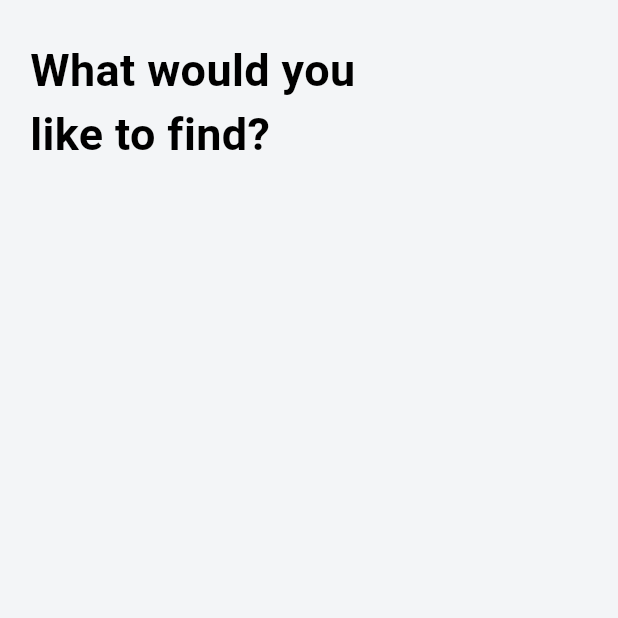
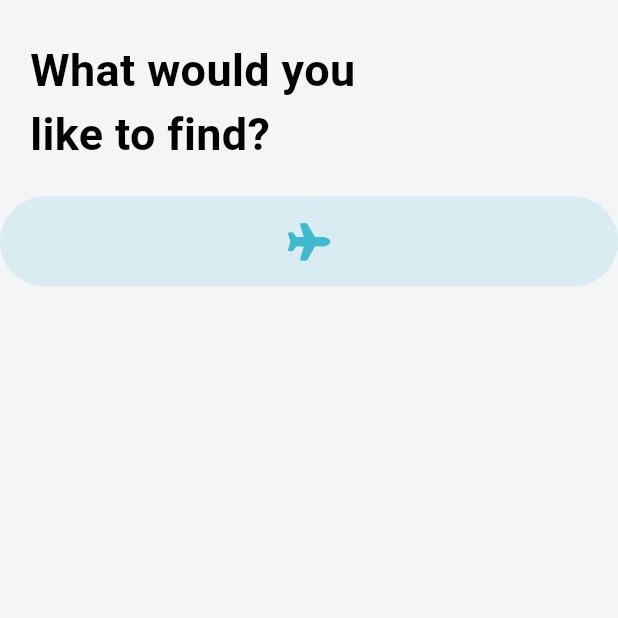
Before and after one commit to rocknrome/Flutter-Travel-App, a Flutter app: the screen it shows after launch, on a phone screen of 412 x 824 dp, the top half of it. Run offline on Flutter 3.47's test engine with Material 3 defaults, Android fonts, the phone set to English and light mode, and no system bars; our stand-ins replace font_awesome_flutter.

Commit message:
4-started UI icons/resolved private types issues

```diff
--- a/lib/screens/home_screen.dart
+++ b/lib/screens/home_screen.dart
@@ -1,7 +1,8 @@
 import 'package:flutter/material.dart';
+import 'package:font_awesome_flutter/font_awesome_flutter.dart';
 
 class HomeScreen extends StatefulWidget {
-  const HomeScreen({super.key});
+  const HomeScreen({Key? key}) : super(key: key); // Corrected for null safety
 
   @override
   // ignore: library_private_types_in_public_api
@@ -9,19 +10,50 @@ class HomeScreen extends StatefulWidget {
 }
 
 class _HomeScreenState extends State<HomeScreen> {
+  final List<IconData> _icons = [
+    FontAwesomeIcons.plane,
+    FontAwesomeIcons.bed,
+    FontAwesomeIcons.walking,
+    FontAwesomeIcons.biking,
+  ];
+
+  Widget _buildIcon(int index) {
+    return Container(
+      height: 60.0,
+      width: 60.0,
+      decoration: BoxDecoration(
+        color: index == 0
+            ? Theme.of(context).colorScheme.secondary
+            : const Color(0xFFE7EBEE), // Corrected color access
+        borderRadius: BorderRadius.circular(30.0),
+      ),
+      child: Icon(
+        _icons[index],
+        size: 25.0,
+        color: index == 0
+            ? Theme.of(context).primaryColor
+            : const Color(0xFFB4C1C4), // Fixed syntax
+      ),
+    );
+  }
+
   @override
   Widget build(BuildContext context) {
     return Scaffold(
         body: SafeArea(
       child: ListView(
-        children: const <Widget>[
-          Padding(
+        children: <Widget>[
+          // Removed const
+          const Padding(
             padding: EdgeInsets.only(left: 20.0, right: 120.0, top: 25.0),
             child: Text(
+              // It's okay to have const here since the content is static
               'What would you like to find?',
               style: TextStyle(fontSize: 30.0, fontWeight: FontWeight.bold),
             ),
           ),
+          const SizedBox(height: 20.0),
+          _buildIcon(0), // Fixed method call
         ],
       ),
     ));
```
